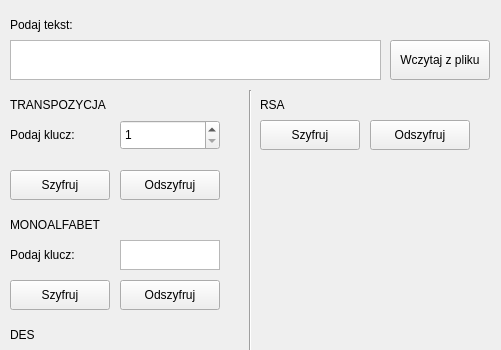
Old version of the form MainWindow.ui in the repository Nnunka/Kryptografia; both pictures show x 0 to 501 and y 0 to 350 of the 501 by 817 pixel window.
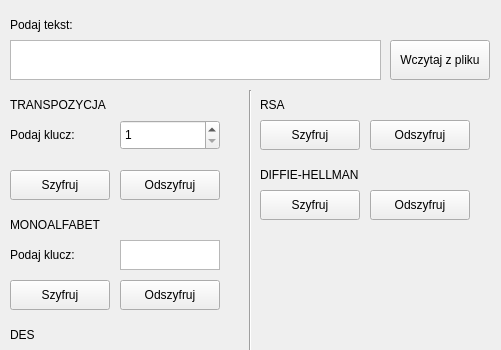
New version of the form.

Commit message: diffie_hellman

Patch:
```diff
--- a/MainWindow.ui
+++ b/MainWindow.ui
@@ -440,6 +440,45 @@
      <string>Szyfruj</string>
     </property>
    </widget>
+   <widget class="QLabel" name="label_11">
+    <property name="geometry">
+     <rect>
+      <x>260</x>
+      <y>160</y>
+      <width>231</width>
+      <height>30</height>
+     </rect>
+    </property>
+    <property name="text">
+     <string>DIFFIE-HELLMAN</string>
+    </property>
+   </widget>
+   <widget class="QPushButton" name="odszyfruj_hellman">
+    <property name="geometry">
+     <rect>
+      <x>370</x>
+      <y>190</y>
+      <width>100</width>
+      <height>30</height>
+     </rect>
+    </property>
+    <property name="text">
+     <string>Odszyfruj</string>
+    </property>
+   </widget>
+   <widget class="QPushButton" name="szyfruj_hellman">
+    <property name="geometry">
+     <rect>
+      <x>260</x>
+      <y>190</y>
+      <width>100</width>
+      <height>30</height>
+     </rect>
+    </property>
+    <property name="text">
+     <string>Szyfruj</string>
+    </property>
+   </widget>
   </widget>
  </widget>
  <resources/>
```
The commit also changes 3 other files.
